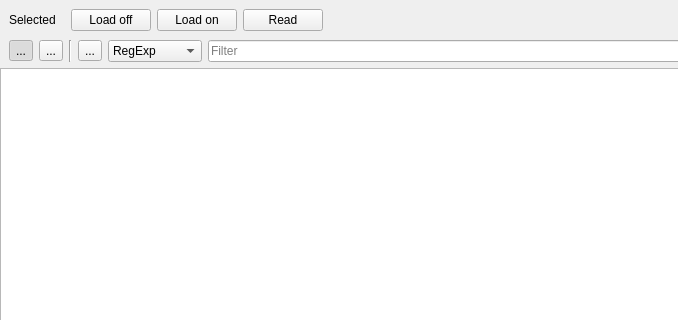
Before: the Qt Designer form zbyrator-src/relaywdgt.ui in KTS-Intek/quick-collect, drawn with Qt 5; both pictures show x 0 to 678 and y 0 to 320 of the 966 by 719 pixel window.
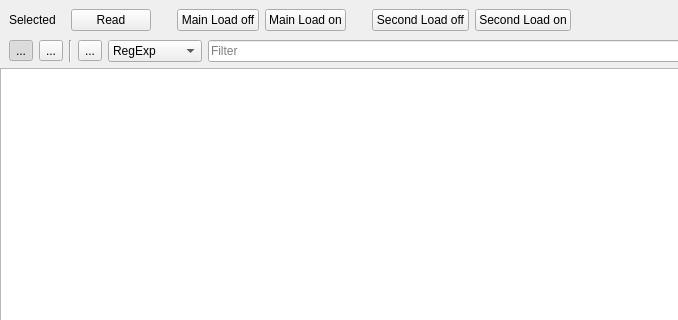
After: the same form once the commit is applied. Icons and pictures are not drawn.

```diff
--- a/zbyrator-src/relaywdgt.ui
+++ b/zbyrator-src/relaywdgt.ui
@@ -63,30 +63,14 @@
          <property name="bottomMargin">
           <number>0</number>
          </property>
-         <item>
-          <widget class="QPushButton" name="pbLoadOff">
-           <property name="text">
-            <string>Load off</string>
-           </property>
-           <property name="icon">
-            <iconset resource="../res.qrc">
-             <normaloff>:/katynko/svg3/relay-load-off.svg</normaloff>:/katynko/svg3/relay-load-off.svg</iconset>
-           </property>
-          </widget>
-         </item>
-         <item>
-          <widget class="QPushButton" name="pbLoadOn">
-           <property name="text">
-            <string>Load on</string>
-           </property>
-           <property name="icon">
-            <iconset resource="../res.qrc">
-             <normaloff>:/katynko/svg3/relay-load-on.svg</normaloff>:/katynko/svg3/relay-load-on.svg</iconset>
-           </property>
-          </widget>
-         </item>
          <item>
           <widget class="QPushButton" name="pbRead">
+           <property name="sizePolicy">
+            <sizepolicy hsizetype="Preferred" vsizetype="Fixed">
+             <horstretch>0</horstretch>
+             <verstretch>0</verstretch>
+            </sizepolicy>
+           </property>
            <property name="text">
             <string>Read</string>
            </property>
@@ -96,6 +80,106 @@
            </property>
           </widget>
          </item>
+         <item>
+          <spacer name="verticalSpacer">
+           <property name="orientation">
+            <enum>Qt::Vertical</enum>
+           </property>
+           <property name="sizeType">
+            <enum>QSizePolicy::Ignored</enum>
+           </property>
+           <property name="sizeHint" stdset="0">
+            <size>
+             <width>20</width>
+             <height>40</height>
+            </size>
+           </property>
+          </spacer>
+         </item>
+         <item>
+          <widget class="QPushButton" name="pbLoadOff">
+           <property name="sizePolicy">
+            <sizepolicy hsizetype="Preferred" vsizetype="Fixed">
+             <horstretch>0</horstretch>
+             <verstretch>0</verstretch>
+            </sizepolicy>
+           </property>
+           <property name="text">
+            <string>Main Load off</string>
+           </property>
+           <property name="icon">
+            <iconset resource="../../../Matilda-units/gui/image-and-font/res.qrc">
+             <normaloff>:/katynko/svg3/relay-load-off.svg</normaloff>:/katynko/svg3/relay-load-off.svg</iconset>
+           </property>
+          </widget>
+         </item>
+         <item>
+          <widget class="QPushButton" name="pbLoadOn">
+           <property name="sizePolicy">
+            <sizepolicy hsizetype="Preferred" vsizetype="Fixed">
+             <horstretch>0</horstretch>
+             <verstretch>0</verstretch>
+            </sizepolicy>
+           </property>
+           <property name="text">
+            <string>Main Load on</string>
+           </property>
+           <property name="icon">
+            <iconset resource="../../../Matilda-units/gui/image-and-font/res.qrc">
+             <normaloff>:/katynko/svg3/relay-load-on.svg</normaloff>:/katynko/svg3/relay-load-on.svg</iconset>
+           </property>
+          </widget>
+         </item>
+         <item>
+          <spacer name="verticalSpacer_2">
+           <property name="orientation">
+            <enum>Qt::Vertical</enum>
+           </property>
+           <property name="sizeType">
+            <enum>QSizePolicy::Ignored</enum>
+           </property>
+           <property name="sizeHint" stdset="0">
+            <size>
+             <width>20</width>
+             <height>40</height>
+            </size>
+           </property>
+          </spacer>
+         </item>
+         <item>
+          <widget class="QPushButton" name="pbLoadOff_2">
+           <property name="sizePolicy">
+            <sizepolicy hsizetype="Preferred" vsizetype="Fixed">
+             <horstretch>0</horstretch>
+             <verstretch>0</verstretch>
+            </sizepolicy>
+           </property>
+           <property name="text">
+            <string>Second Load off</string>
+           </property>
+           <property name="icon">
+            <iconset resource="../../../Matilda-units/gui/image-and-font/res.qrc">
+             <normaloff>:/katynko/svg3/relay-load-off.svg</normaloff>:/katynko/svg3/relay-load-off.svg</iconset>
+           </property>
+          </widget>
+         </item>
+         <item>
+          <widget class="QPushButton" name="pbLoadOn_2">
+           <property name="sizePolicy">
+            <sizepolicy hsizetype="Preferred" vsizetype="Fixed">
+             <horstretch>0</horstretch>
+             <verstretch>0</verstretch>
+            </sizepolicy>
+           </property>
+           <property name="text">
+            <string>Second Load on</string>
+           </property>
+           <property name="icon">
+            <iconset resource="../../../Matilda-units/gui/image-and-font/res.qrc">
+             <normaloff>:/katynko/svg3/relay-load-on.svg</normaloff>:/katynko/svg3/relay-load-on.svg</iconset>
+           </property>
+          </widget>
+         </item>
         </layout>
        </widget>
       </item>
```
Left out of the diff: 10 changed lines with no effect on the pictures.
